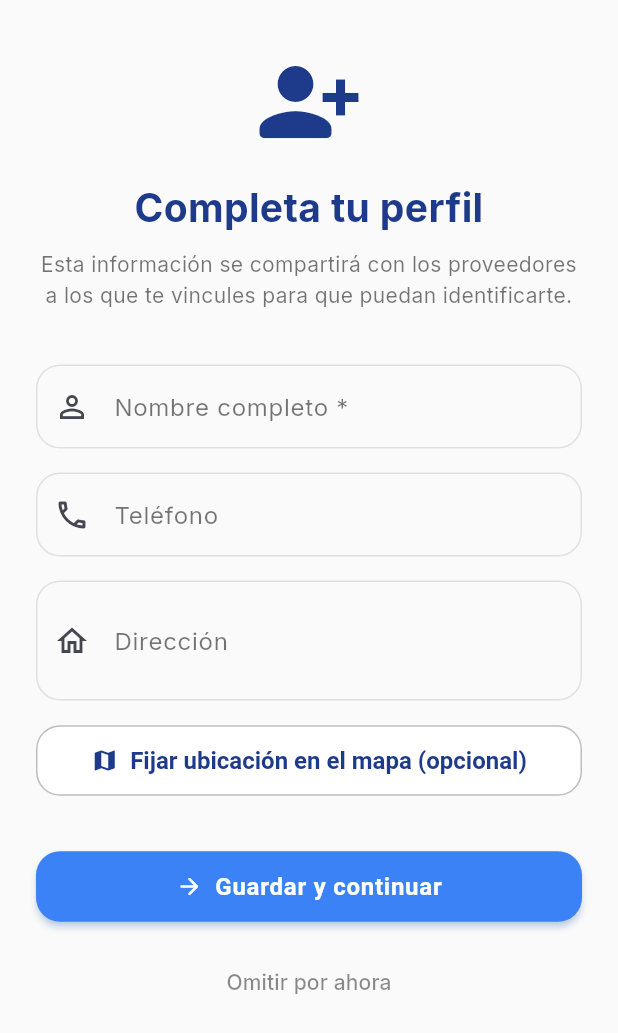
After one commit to ArturoMD7/PreventaApp_Cliente, a Flutter app: the CompletarPerfilScreen screen opened directly, on a phone screen of 412 x 824 dp. The commit adds this screen. Shown: the top 1033 px of the screen. Run offline on Flutter 3.47's test engine with Material 3 defaults, Android fonts, the phone set to English and light mode, and no system bars; our stand-ins replace flutter_dotenv, flutter_map, geolocator, google_fonts, google_sign_in, latlong2 and 2 more; accounts and stored records are empty.

Commit message:
ajustes mayores de funcionalidad

```diff
--- a/lib/main.dart
+++ b/lib/main.dart
@@ -4,9 +4,7 @@ import 'package:supabase_flutter/supabase_flutter.dart';
 import 'package:google_fonts/google_fonts.dart';
 
 import 'screens/login_screen.dart';
-import 'screens/home_screen.dart';
 import 'screens/vinculacion_screen.dart';
-import 'services/data_service.dart';
 
 Future<void> main() async {
   WidgetsFlutterBinding.ensureInitialized();
--- /dev/null
+++ b/lib/screens/completar_perfil_screen.dart
@@ -0,0 +1,233 @@
+import 'package:flutter/material.dart';
+import 'package:supabase_flutter/supabase_flutter.dart';
+import '../services/data_service.dart';
+import 'vinculacion_screen.dart';
+import 'package:latlong2/latlong.dart';
+import 'seleccionar_ubicacion_screen.dart';
+
+/// Pantalla que se muestra UNA SOLA VEZ cuando el usuario recién se registra.
+/// Pide: nombre, teléfono y dirección. Estos datos serán compartidos
+/// en todas las tiendas a las que se vincule.
+class CompletarPerfilScreen extends StatefulWidget {
+  const CompletarPerfilScreen({super.key});
+
+  @override
+  State<CompletarPerfilScreen> createState() => _CompletarPerfilScreenState();
+}
+
+class _CompletarPerfilScreenState extends State<CompletarPerfilScreen> {
+  final _formKey = GlobalKey<FormState>();
+  final _dataService = DataService();
+
+  late final TextEditingController _nombreCtrl;
+  final _telefonoCtrl = TextEditingController();
+  final _direccionCtrl = TextEditingController();
+
+  double? _latitud;
+  double? _longitud;
+  bool _isSaving = false;
+
+  @override
+  void initState() {
+    super.initState();
+    // Pre-llenar nombre desde Google
+    final fullName = Supabase.instance.client.auth.currentUser
+            ?.userMetadata?['full_name'] as String? ??
+        '';
+    _nombreCtrl = TextEditingController(text: fullName);
+  }
+
+  @override
+  void dispose() {
+    _nombreCtrl.dispose();
+    _telefonoCtrl.dispose();
+    _direccionCtrl.dispose();
+    super.dispose();
+  }
+
+  Future<void> _abrirMapa() async {
+    LatLng? inicial;
+    if (_latitud != null && _longitud != null) {
+      inicial = LatLng(_latitud!, _longitud!);
+    }
+    final LatLng? seleccion = await Navigator.of(context).push(
+      MaterialPageRoute(
+        builder: (_) =>
+            SeleccionarUbicacionScreen(ubicacionInicial: inicial),
+      ),
+    );
+    if (seleccion != null) {
+      setState(() {
+        _latitud = seleccion.latitude;
+        _longitud = seleccion.longitude;
+      });
+    }
+  }
+
+  Future<void> _guardarYContinuar() async {
+    if (!_formKey.currentState!.validate()) return;
+    setState(() => _isSaving = true);
+
+    try {
+      // Guardar perfil en SharedPreferences (aún sin tienda vinculada,
+      // se insertará en clientes cuando se vincule a una tienda)
+      await _dataService.guardarPerfilLocal(
+        nombre: _nombreCtrl.text.trim(),
+        telefono: _telefonoCtrl.text.trim(),
+        direccion: _direccionCtrl.text.trim(),
+        latitud: _latitud,
+        longitud: _longitud,
+      );
+
+      if (mounted) {
+        Navigator.of(context).pushReplacement(
+          MaterialPageRoute(builder: (_) => const VinculacionScreen()),
+        );
+      }
+    } catch (e) {
+      if (mounted) {
+        ScaffoldMessenger.of(context).showSnackBar(
+          SnackBar(content: Text('Error: $e'), backgroundColor: Colors.red),
+        );
+      }
+    } finally {
+      if (mounted) setState(() => _isSaving = false);
+    }
+  }
+
+  @override
+  Widget build(BuildContext context) {
+    final theme = Theme.of(context);
+
+    return Scaffold(
+      body: SafeArea(
+        child: SingleChildScrollView(
+          padding: const EdgeInsets.symmetric(horizontal: 24, vertical: 32),
+          child: Form(
+            key: _formKey,
+            child: Column(
+              crossAxisAlignment: CrossAxisAlignment.stretch,
+              children: [
+                // Encabezado
+                Icon(
+                  Icons.person_add_alt_1_rounded,
+                  size: 72,
+                  color: theme.colorScheme.primary,
+                ),
+                const SizedBox(height: 16),
+                Text(
+                  'Completa tu perfil',
+                  textAlign: TextAlign.center,
+                  style: TextStyle(
+                    fontSize: 26,
+                    fontWeight: FontWeight.bold,
+                    color: theme.colorScheme.primary,
+                  ),
+                ),
+                const SizedBox(height: 8),
+                const Text(
+                  'Esta información se compartirá con los proveedores\na los que te vincules para que puedan identificarte.',
+                  textAlign: TextAlign.center,
+                  style: TextStyle(fontSize: 14, color: Colors.black54, height: 1.5),
+                ),
+                const SizedBox(height: 36),
+
+                // Nombre
+                TextFormField(
+                  controller: _nombreCtrl,
+                  textCapitalization: TextCapitalization.words,
+                  decoration: const InputDecoration(
+                    labelText: 'Nombre completo *',
+                    prefixIcon: Icon(Icons.person_outline),
+                  ),
+                  validator: (v) => (v == null || v.trim().isEmpty)
+                      ? 'El nombre es obligatorio'
+                      : null,
+                ),
+                const SizedBox(height: 16),
+
+                // Teléfono
+                TextFormField(
+                  controller: _telefonoCtrl,
+                  keyboardType: TextInputType.phone,
+                  decoration: const InputDecoration(
+                    labelText: 'Teléfono',
+                    prefixIcon: Icon(Icons.phone_outlined),
+                    hintText: 'Ej. 8712345678',
+                  ),
+                ),
+                const SizedBox(height: 16),
+
+                // Dirección
+                TextFormField(
+                  controller: _direccionCtrl,
+                  maxLines: 2,
+                  decoration: const InputDecoration(
+                    labelText: 'Dirección',
+                    prefixIcon: Icon(Icons.home_outlined),
+                    hintText: 'Ej. Calle 5 de Mayo #12, Col. Centro',
+                  ),
+                ),
+                const SizedBox(height: 16),
+
+                // Botón mapa
+                OutlinedButton.icon(
+                  onPressed: _abrirMapa,
+                  icon: Icon(
+                    _latitud != null ? Icons.edit_location_alt : Icons.map,
+                    color: _latitud != null
+                        ? Colors.green[700]
+                        : theme.colorScheme.primary,
+                  ),
+                  label: Text(
+                    _latitud != null
+                        ? '📍 Ubicación capturada  •  Toca para cambiar'
+                        : 'Fijar ubicación en el mapa (opcional)',
+                    style: TextStyle(
+                      color: _latitud != null
+                          ? Colors.green[700]
+                          : theme.colorScheme.primary,
+                    ),
+                  ),
+                  style: OutlinedButton.styleFrom(
+                    side: BorderSide(
+                      color: _latitud != null ? Colors.green : Colors.grey.shade400,
+                    ),
+                    backgroundColor:
+                        _latitud != null ? Colors.green.shade50 : Colors.white,
+                    padding: const EdgeInsets.symmetric(vertical: 14),
+                  ),
+                ),
+                const SizedBox(height: 36),
+
+                // Botón continuar
+                _isSaving
+                    ? const Center(child: CircularProgressIndicator())
+                    : ElevatedButton.icon(
+                        onPressed: _guardarYContinuar,
+                        icon: const Icon(Icons.arrow_forward_rounded),
+                        label: const Text('Guardar y continuar'),
+                      ),
+
+                const SizedBox(height: 16),
+                // Opción para omitir
+                TextButton(
+                  onPressed: _isSaving
+                      ? null
+                      : () {
+                          Navigator.of(context).pushReplacement(
+                            MaterialPageRoute(
+                                builder: (_) => const VinculacionScreen()),
+                          );
+                        },
+                  child: const Text('Omitir por ahora',
+                      style: TextStyle(color: Colors.black45)),
+                ),
+              ],
+            ),
+          ),
+        ),
+      ),
+    );
+  }
+}
```
Also changed, not shown: lib/screens/login_screen.dart (+20 -6 lines), lib/screens/vinculacion_screen.dart (+66 -40 lines), lib/services/data_service.dart (+157 -37 lines), 1 other file.
